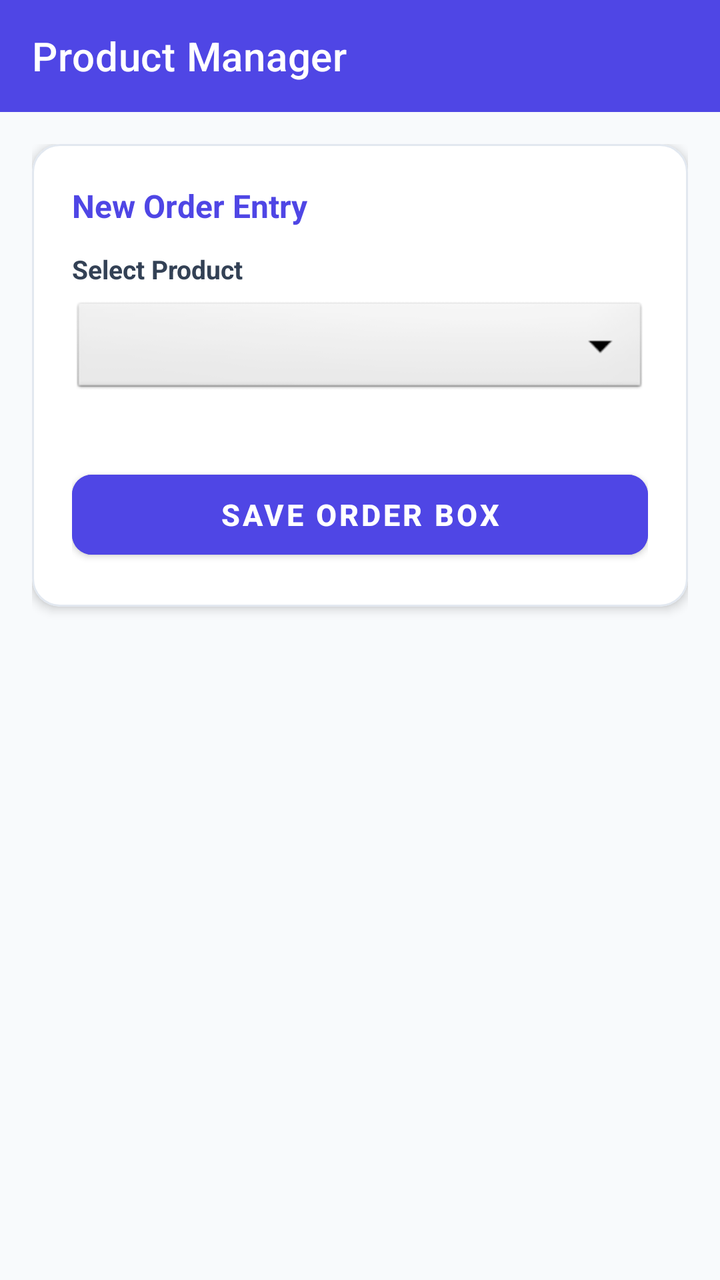
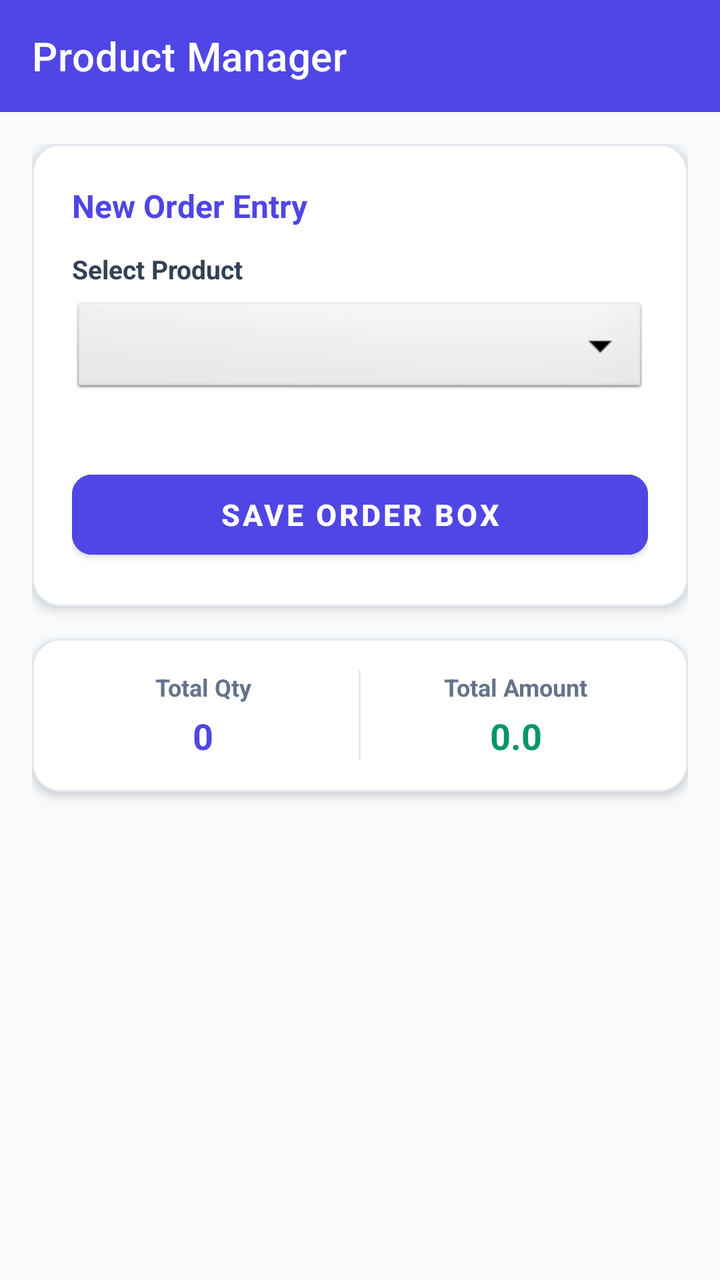

The first picture is an Android layout as it rendered before a commit; the second is the same layout after the commit. The layout source and the unified diff follow.
<!-- AndroidManifest.xml: application theme Theme.MaterialComponents.DayNight.NoActionBar -->
<!-- res/layout/activity_main.xml -->
<?xml version="1.0" encoding="utf-8"?>
<LinearLayout xmlns:android="http://schemas.android.com/apk/res/android"
    xmlns:app="http://schemas.android.com/apk/res-auto"
    android:layout_width="match_parent"
    android:layout_height="match_parent"
    android:orientation="vertical"
    android:background="#F8FAFC">

    
    <androidx.appcompat.widget.Toolbar
        android:id="@+id/toolbar"
        android:layout_width="match_parent"
        android:layout_height="?attr/actionBarSize"
        android:background="#4F46E5"
        android:theme="@style/ThemeOverlay.AppCompat.Dark.ActionBar"
        app:title="Product Manager"
        app:titleTextColor="#FFFFFF" />

    <ScrollView
        android:layout_width="match_parent"
        android:layout_height="match_parent"
        android:padding="16dp"
        android:clipToPadding="false">

        <LinearLayout
            android:layout_width="match_parent"
            android:layout_height="wrap_content"
            android:orientation="vertical">

            
            <com.google.android.material.card.MaterialCardView
                android:layout_width="match_parent"
                android:layout_height="wrap_content"
                android:layout_marginBottom="16dp"
                app:cardCornerRadius="14dp"
                app:cardElevation="3dp"
                app:strokeWidth="1dp"
                app:strokeColor="#E2E8F0">

                <LinearLayout
                    android:id="@+id/layoutHome"
                    android:layout_width="match_parent"
                    android:layout_height="wrap_content"
                    android:orientation="vertical"
                    android:padding="20dp">

                    <TextView
                        android:layout_width="wrap_content"
                        android:layout_height="wrap_content"
                        android:text="New Order Entry"
                        android:textSize="16sp"
                        android:textStyle="bold"
                        android:textColor="#4F46E5"
                        android:layout_marginBottom="12dp"/>

                    <TextView 
                        android:layout_width="wrap_content"
                        android:layout_height="wrap_content"
                        android:text="Select Product" 
                        android:textSize="13sp"
                        android:textStyle="bold" 
                        android:textColor="#334155"
                        android:layout_marginBottom="6dp"/>
                    <Spinner
                        android:id="@+id/spinnerHomeProduct"
                        android:layout_width="match_parent"
                        android:layout_height="50dp"
                        android:background="@android:drawable/btn_dropdown"
                        android:layout_marginBottom="16dp"/>

                    <LinearLayout
                        android:id="@+id/layoutOrderInputs"
                        android:layout_width="match_parent"
                        android:layout_height="wrap_content"
                        android:orientation="vertical"
                        android:layout_marginBottom="16dp"/>

                    <Button
                        android:id="@+id/btnSaveOrder"
                        android:layout_width="match_parent"
                        android:layout_height="52dp"
                        android:text="Save Order Box"
                        android:textSize="15sp"
                        android:textStyle="bold"
                        android:backgroundTint="#4F46E5"
                        android:textColor="#FFFFFF"
                        app:cornerRadius="10dp"/>

                </LinearLayout>
            </com.google.android.material.card.MaterialCardView>

            
            <LinearLayout
                android:id="@+id/layoutSavedBoxes"
                android:layout_width="match_parent"
                android:layout_height="wrap_content"
                android:orientation="vertical"/>

        </LinearLayout>
    </ScrollView>
</LinearLayout>
<!-- resources referenced by this layout -->
<resources>

</resources>

<!-- the commit's change to res/layout/activity_main.xml (unified diff, before → after) -->
@@ -90,6 +90,84 @@
             </com.google.android.material.card.MaterialCardView>
 
             
+            <com.google.android.material.card.MaterialCardView
+                android:layout_width="match_parent"
+                android:layout_height="wrap_content"
+                android:layout_marginBottom="16dp"
+                app:cardCornerRadius="14dp"
+                app:cardElevation="3dp"
+                app:strokeWidth="1dp"
+                app:strokeColor="#E2E8F0">
+
+                <LinearLayout
+                    android:layout_width="match_parent"
+                    android:layout_height="wrap_content"
+                    android:orientation="horizontal"
+                    android:padding="16dp"
+                    android:weightSum="2">
+
+                    <LinearLayout
+                        android:layout_width="0dp"
+                        android:layout_height="wrap_content"
+                        android:layout_weight="1"
+                        android:orientation="vertical"
+                        android:gravity="center">
+
+                        <TextView
+                            android:layout_width="wrap_content"
+                            android:layout_height="wrap_content"
+                            android:text="Total Qty"
+                            android:textSize="12sp"
+                            android:textColor="#64748B"
+                            android:textStyle="bold"/>
+
+                        <TextView
+                            android:id="@+id/tvSummaryTotalQty"
+                            android:layout_width="wrap_content"
+                            android:layout_height="wrap_content"
+                            android:text="0"
+                            android:textSize="18sp"
+                            android:textColor="#4F46E5"
+                            android:textStyle="bold"
+                            android:layout_marginTop="4dp"/>
+                    </LinearLayout>
+
+                    <View
+                        android:layout_width="1dp"
+                        android:layout_height="match_parent"
+                        android:background="#E2E8F0"
+                        android:layout_marginHorizontal="8dp"/>
+
+                    <LinearLayout
+                        android:layout_width="0dp"
+                        android:layout_height="wrap_content"
+                        android:layout_weight="1"
+                        android:orientation="vertical"
+                        android:gravity="center">
+
+                        <TextView
+                            android:layout_width="wrap_content"
+                            android:layout_height="wrap_content"
+                            android:text="Total Amount"
+                            android:textSize="12sp"
+                            android:textColor="#64748B"
+                            android:textStyle="bold"/>
+
+                        <TextView
+                            android:id="@+id/tvSummaryTotalAmount"
+                            android:layout_width="wrap_content"
+                            android:layout_height="wrap_content"
+                            android:text="0.0"
+                            android:textSize="18sp"
+                            android:textColor="#059669"
+                            android:textStyle="bold"
+                            android:layout_marginTop="4dp"/>
+                    </LinearLayout>
+
+                </LinearLayout>
+            </com.google.android.material.card.MaterialCardView>
+
+            
             <LinearLayout
                 android:id="@+id/layoutSavedBoxes"
                 android:layout_width="match_parent"
